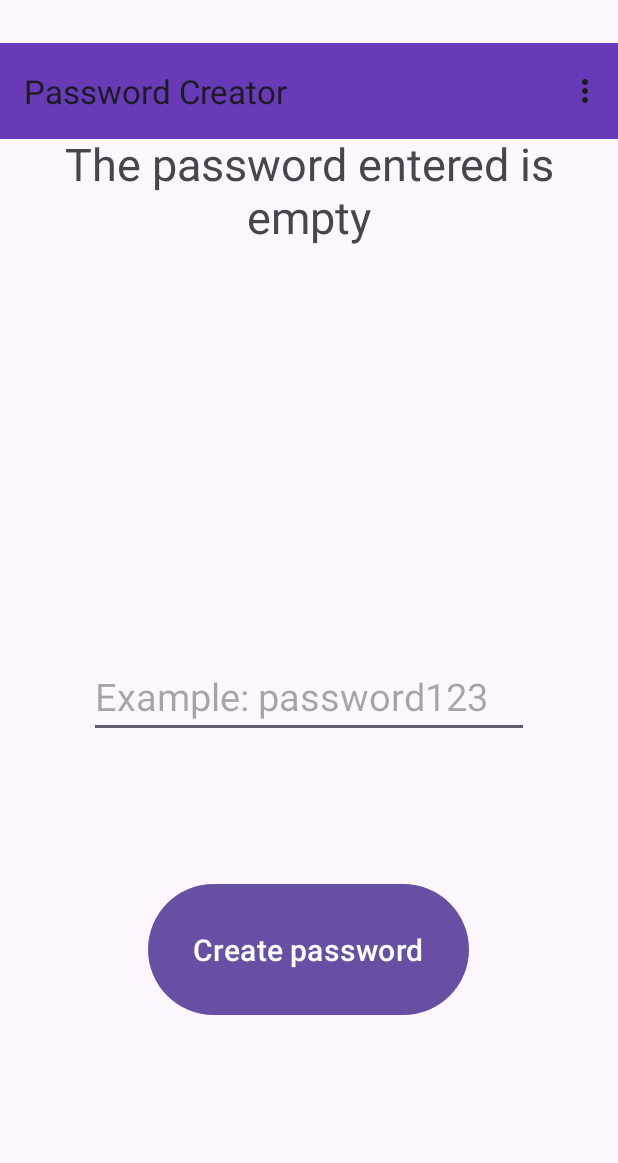
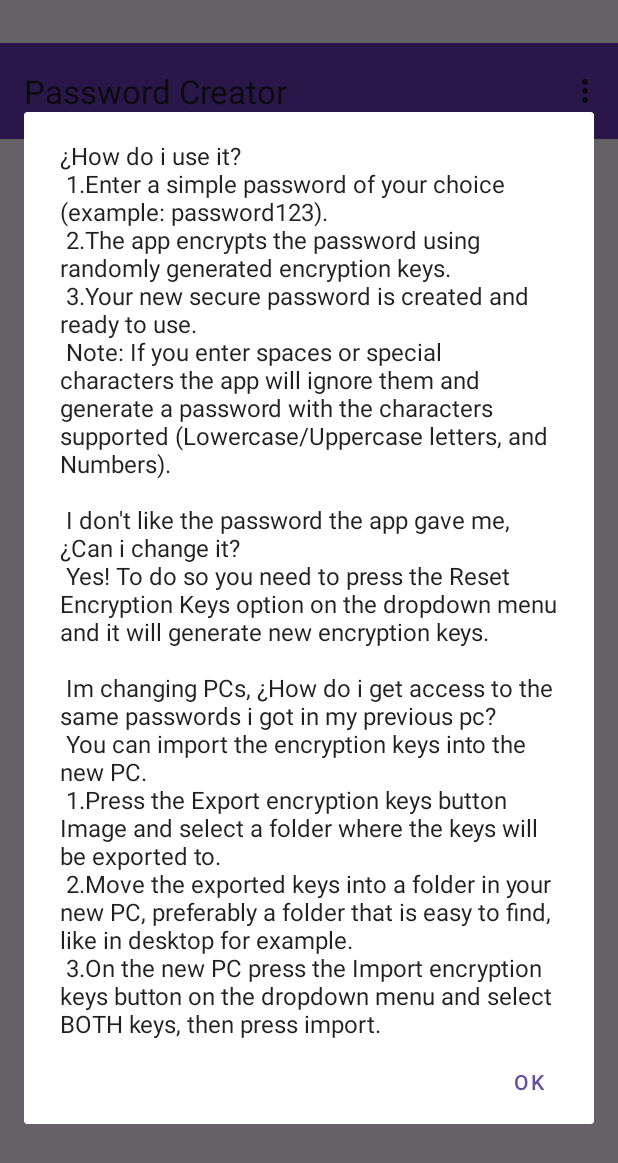
Before and after one commit to Guzman-Dev/Password-Creator-Android, an Android app: the screen it shows after launch (MainActivity), in the options menu, after a tap on "Help", on a phone screen of 412 x 824 dp. Shown: the top 1163 px of the screen. Run offline under Robolectric (Android 15) with nearby library versions, the phone set to English and light mode, and no system bars.

Commit message:
Added help section text

```diff
--- /dev/null
+++ b/app/src/main/java/com/example/passwordcreatorandroid/ExportMenu.java
@@ -0,0 +1,7 @@
+package com.example.passwordcreatorandroid;
+
+import android.content.Intent;
+
+public class ExportMenu{
+
+}
--- /dev/null
+++ b/app/src/main/java/com/example/passwordcreatorandroid/HelpDialog.java
@@ -0,0 +1,30 @@
+package com.example.passwordcreatorandroid;
+
+import android.app.AlertDialog;
+import android.app.Dialog;
+import android.content.DialogInterface;
+import android.os.Bundle;
+
+import androidx.fragment.app.DialogFragment;
+
+public class HelpDialog extends DialogFragment {
+
+
+    public HelpDialog(){
+
+    }
+    @Override
+    public Dialog onCreateDialog(Bundle savedInstanceState) {
+        // Use the Builder class for convenient dialog construction.
+        AlertDialog.Builder builder = new AlertDialog.Builder(getActivity());
+        builder.setMessage(R.string.help_message1)
+                .setPositiveButton("Ok", new DialogInterface.OnClickListener() {
+                    public void onClick(DialogInterface dialog, int id) {
+                        //Close
+                    }
+                });
+        // Create the AlertDialog object and return it.
+        return builder.create();
+    }
+
+}
--- a/app/src/main/java/com/example/passwordcreatorandroid/MainActivity.java
+++ b/app/src/main/java/com/example/passwordcreatorandroid/MainActivity.java
@@ -63,6 +63,8 @@ public class MainActivity extends AppCompatActivity {
         } else if (itemId == R.id.export_button) {
             return true;
         } else if (itemId == R.id.help) {
+            HelpDialog dialog = new HelpDialog();
+            dialog.show(getSupportFragmentManager(),"Help");
             return true;
         }
         return super.onOptionsItemSelected(item);
--- a/app/src/main/res/values/strings.xml
+++ b/app/src/main/res/values/strings.xml
@@ -6,7 +6,21 @@
     <string name="emptyPassword">The password entered is empty</string>
     <string name="password_created">The password has been created</string>
     <string name="show_password">Toggle show</string>
-    <string name="reset_message">Reseting encryption keys will give you access to different safe passwords than before.\n
-    It is recommended to save any previous safe passwords that may have been used in services.\n
-    ¿Would you like to reset encryption keys?</string>
+    <string name="help_message1">¿How do i use it?\n
+    1.Enter a simple password of your choice (example: password123).\n
+    2.The app encrypts the password using randomly generated encryption keys.\n
+    3.Your new secure password is created and ready to use.\n
+    Note: If you enter spaces or special characters the app will ignore them and generate a password
+    with the characters supported (Lowercase/Uppercase letters, and Numbers).\n\n
+
+
+    I don\'t like the password the app gave me,\n¿Can i change it?\n
+    Yes! To do so you need to press the "Reset Encryption Keys" option on the dropdown menu and it will generate new encryption keys.\n\n
+
+    Im changing PCs, ¿How do i get access to the same passwords i got in my previous pc?\n
+    You can import the encryption keys into the new PC.\n
+    1.Press the "Export encryption keys" button Image and select a folder where the keys will be exported to.\n
+    2.Move the exported keys into a folder in your new PC, preferably a folder that is easy to find, like in desktop for example.\n
+    3.On the new PC press the "Import encryption keys" button on the dropdown menu and select BOTH keys, then press import.
+</string>
 </resources>
```
